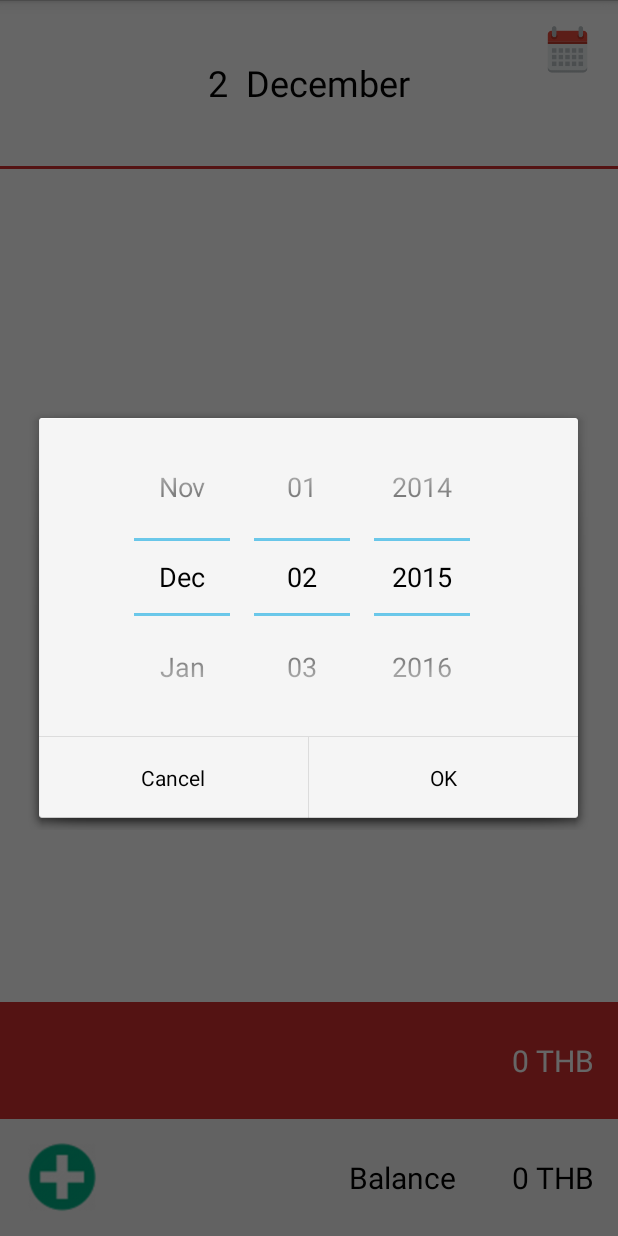
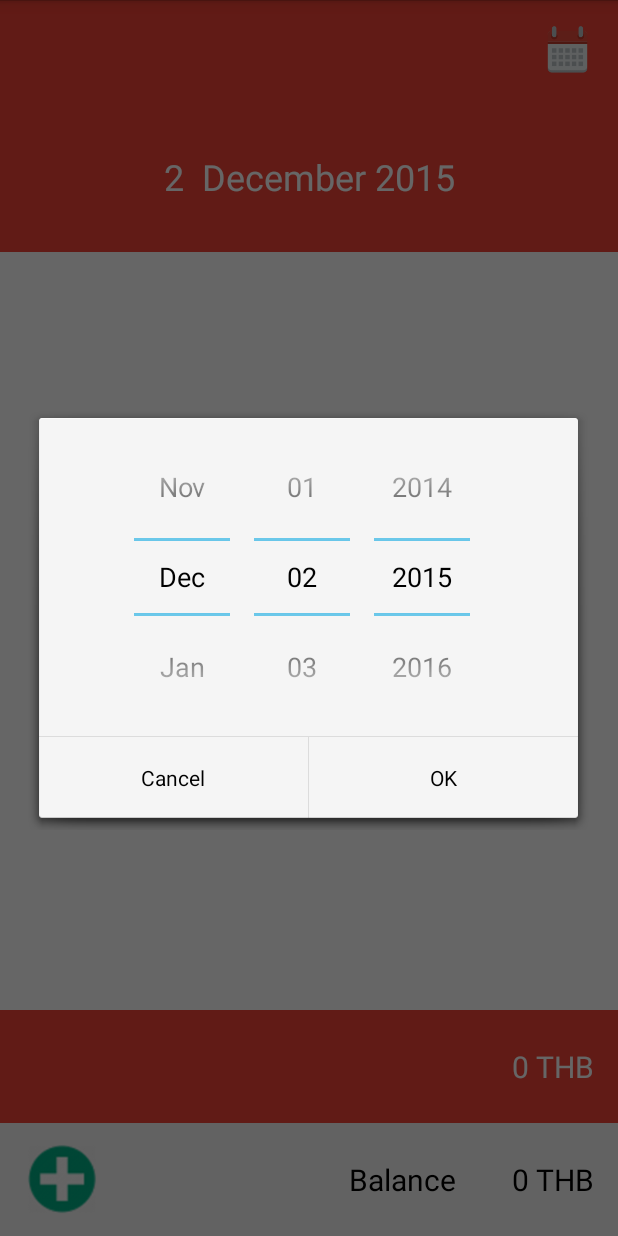
Before and after one commit to farmstyle1/plan-me, an Android app: the screen it shows after launch (MainActivity), after a tap on an icon or button, on a phone screen of 412 x 824 dp. Run offline under Robolectric (Android 15) with nearby library versions, the phone set to English and light mode, and no system bars.

Commit message:
add dialog datepick

```diff
--- a/app/src/main/java/com/pinbook/planme/CallBack.java
+++ /dev/null
@@ -1,10 +0,0 @@
-package com.pinbook.planme;
-
-import android.widget.DatePicker;
-
-/**
- * Created by admin on 1/12/2558.
- */
-public interface CallBack {
-    public void setDate(String date);
-}
--- /dev/null
+++ b/app/src/main/java/com/pinbook/planme/Dialog/DialogFragmentDatePick.java
@@ -0,0 +1,35 @@
+package com.pinbook.planme.Dialog;
+
+import android.app.DatePickerDialog;
+import android.app.DatePickerDialog.OnDateSetListener;
+import android.app.Dialog;
+import android.os.Bundle;
+import android.support.v4.app.DialogFragment;
+
+/**
+ * Created by admin on 2/12/2558.
+ */
+public class DialogFragmentDatePick extends DialogFragment {
+    OnDateSetListener ondateSet;
+    public DialogFragmentDatePick() {
+    }
+
+    public void setCallBack(OnDateSetListener ondate) {
+        ondateSet = ondate;
+    }
+
+    private int year, month, day;
+
+    @Override
+    public void setArguments(Bundle args) {
+        super.setArguments(args);
+        year = args.getInt("year");
+        month = args.getInt("month");
+        day = args.getInt("day");
+    }
+
+    @Override
+    public Dialog onCreateDialog(Bundle savedInstanceState) {
+        return new DatePickerDialog(getActivity(), ondateSet, year, month, day);
+    }
+}
--- a/app/src/main/java/com/pinbook/planme/Fragment/DatePickerFragment.java
+++ /dev/null
@@ -1,47 +0,0 @@
-package com.pinbook.planme.Fragment;
-
-import android.app.DatePickerDialog;
-import android.app.Dialog;
-import android.os.Bundle;
-import android.support.v4.app.DialogFragment;
-import android.support.v4.app.Fragment;
-import android.util.Log;
-import android.widget.DatePicker;
-
-import com.pinbook.planme.CallBack;
-import com.pinbook.planme.MainActivity;
-
-import java.text.SimpleDateFormat;
-import java.util.Calendar;
-
-public class DatePickerFragment extends DialogFragment
-        implements DatePickerDialog.OnDateSetListener {
-
-    private String formattedDate;
-
-    @Override
-    public Dialog onCreateDialog(Bundle savedInstanceState) {
-// Use the current date as the default date in the picker
-        final Calendar c = Calendar.getInstance();
-        int year = c.get(Calendar.YEAR);
-        int month = c.get(Calendar.MONTH);
-        int day = c.get(Calendar.DAY_OF_MONTH);
-// Create a new instance of DatePickerDialog and return it
-        return new DatePickerDialog(getActivity(), this, year, month, day);
-    }
-
-    @Override
-    public void onDateSet(DatePicker view, int year, int month, int day) {
-        Calendar c = Calendar.getInstance();
-        c.set(year, month, day);
-
-        SimpleDateFormat sdf = new SimpleDateFormat("dd MMMM yyyy");
-        formattedDate = sdf.format(c.getTime());
-        setDatePick(new FragmentDay());
-    }
-
-    private void setDatePick(CallBack callBack){
-        callBack.setDate(formattedDate);
-    }
-
-}
--- a/app/src/main/java/com/pinbook/planme/Fragment/FragmentDay.java
+++ b/app/src/main/java/com/pinbook/planme/Fragment/FragmentDay.java
@@ -1,37 +1,36 @@
 package com.pinbook.planme.Fragment;
 
-import android.app.Activity;
-import android.app.DatePickerDialog;
+import android.app.AlertDialog;
+import android.app.Dialog;
+import android.content.DialogInterface;
 import android.content.Intent;
 import android.os.Bundle;
+import android.support.annotation.NonNull;
 import android.support.v4.app.DialogFragment;
 import android.support.v4.app.Fragment;
+import android.support.v4.app.FragmentManager;
+import android.support.v4.app.FragmentTransaction;
 import android.util.Log;
 import android.view.LayoutInflater;
 import android.view.View;
 import android.view.ViewGroup;
-import android.widget.Button;
-import android.widget.DatePicker;
+import android.widget.AdapterView;
 import android.widget.ImageView;
 import android.widget.ListView;
-import android.widget.TextView;
 
 import com.pinbook.planme.Adapter.DayAdapter;
 import com.pinbook.planme.Adapter.ListActivityAdapter;
 import com.pinbook.planme.AddWorkActivity;
 import com.pinbook.planme.AutoResizeTextView;
-import com.pinbook.planme.CallBack;
 import com.pinbook.planme.DB.MyDBHelper;
+import com.pinbook.planme.Dialog.DialogFragmentDeleteActivity;
 import com.pinbook.planme.Model.ListActivityModel;
 import com.pinbook.planme.R;
 
 import java.util.ArrayList;
-import java.util.Calendar;
-
-import javax.security.auth.callback.Callback;
 
 
-public class FragmentDay extends Fragment implements CallBack  {
+public class FragmentDay extends DialogFragment  {
     private MyDBHelper dbHelper;
     private String date, monthName;
     private ArrayList<ListActivityModel> listActivityModel;
@@ -62,12 +61,23 @@ public class FragmentDay extends Fragment implements CallBack  {
         listActivityAdapter = new ListActivityAdapter(getContext(), listActivityModel);
         listViewActivity = (ListView) rootView.findViewById(R.id.listViewActivity);
         listViewActivity.setAdapter(listActivityAdapter);
-
+        listViewActivity.setOnItemLongClickListener(new AdapterView.OnItemLongClickListener() {
+            @Override
+            public boolean onItemLongClick(AdapterView<?> parent, View view, int position, long id) {
+                ListActivityModel ls =  listActivityModel.get(position);
+                FragmentManager fm =getFragmentManager();
+                DialogFragmentDeleteActivity deleteDialog = new DialogFragmentDeleteActivity();
+                deleteDialog.show(fm,"Dialog_delete");
+               // new DialogFragmentDeleteActivity().show(getFragmentManager(), "DialogFragmentDeleteActivity");
+                Log.i("check",ls.getActivity());
+                return true;
+            }
+        });
 
         txtBalance = (AutoResizeTextView)rootView.findViewById(R.id.balance);
         txtTotal = (AutoResizeTextView) rootView.findViewById(R.id.total);
         txtDate = (AutoResizeTextView) rootView.findViewById(R.id.date);
-        txtDate.setText(day+"  "+monthName);
+        txtDate.setText(day + "  " + monthName + " " + year);
 
         addition = (ImageView) rootView.findViewById(R.id.addition);
         addition.setOnClickListener(new View.OnClickListener() {
@@ -79,25 +89,30 @@ public class FragmentDay extends Fragment implements CallBack  {
             }
         });
 
-        monthPicker = (ImageView)rootView.findViewById(R.id.monthPicker);
-        monthPicker.setOnClickListener(new View.OnClickListener() {
-            @Override
-            public void onClick(View v) {
-                DialogFragment picker = new DatePickerFragment();
-                picker.show(getFragmentManager(), "datePicker");
-
-
-            }
-        });
-
-
         return rootView;
     }
 
+    @NonNull
     @Override
-    public void setDate(String date) {
+    public Dialog onCreateDialog(Bundle savedInstanceState) {
+        return new AlertDialog.Builder(getActivity())
+                .setTitle("DELETE")
+                .setMessage(R.string.Delete)
+                .setNegativeButton(android.R.string.cancel, new DialogInterface.OnClickListener() {
+                    @Override
+                    public void onClick(DialogInterface dialog, int which) {
+                        Log.i("check", "Cancel");
+                    }
+                })
+                .setPositiveButton(android.R.string.ok, new DialogInterface.OnClickListener() {
+                    @Override
+                    public void onClick(DialogInterface dialog, int which) {
+                        Log.i("check", "OK");
+                    }
+                })
+                .create();
+    }
 
-    }
 
     @Override
     public void onResume() {
--- a/app/src/main/java/com/pinbook/planme/MainActivity.java
+++ b/app/src/main/java/com/pinbook/planme/MainActivity.java
@@ -1,43 +1,52 @@
 package com.pinbook.planme;
 
 
-import android.app.DatePickerDialog;
-import android.app.Dialog;
-import android.content.Intent;
+import android.app.DatePickerDialog.OnDateSetListener;
+import android.os.Bundle;
 import android.support.v4.app.FragmentActivity;
-import android.os.Bundle;
 import android.support.v4.view.ViewPager;
-import android.util.Log;
 import android.view.View;
 import android.widget.DatePicker;
 import android.widget.ImageView;
-import android.widget.LinearLayout;
 import android.widget.ListView;
-import android.widget.Toast;
 
 import com.pinbook.planme.Adapter.DayAdapter;
-import com.pinbook.planme.Adapter.ListActivityAdapter;
 import com.pinbook.planme.DB.MyDBHelper;
+import com.pinbook.planme.Dialog.DialogFragmentDatePick;
 import com.pinbook.planme.Model.ListActivityModel;
 
-import java.text.DateFormat;
-import java.text.SimpleDateFormat;
 import java.util.ArrayList;
 import java.util.Calendar;
-import java.util.Date;
 import java.util.Locale;
 
 
 public class MainActivity extends FragmentActivity {
+    private final String[] monthArr = {"January", "Febuary", "March", "April", "May", "June", "July", "August", "September", "October", "November", "December"};
     private MyDBHelper dbHelper;
-    public int dayOfMonth, monthMaxDays, month, year;
+    private int dayOfMonth, monthMaxDays, monthNum, year;
     private String monthName;
     private ArrayList<ListActivityModel> listActivityModel;
     private ListView listViewActivity;
     private ViewPager viewPager;
     private DayAdapter adapter;
+    OnDateSetListener ondate = new OnDateSetListener() {
+        @Override
+        public void onDateSet(DatePicker view, int years, int month, int day) {
+
+            monthNum = month;
+            year = years;
+            dayOfMonth = day;
+            monthName = monthArr[monthNum];
 
 
+            adapter = new DayAdapter(getSupportFragmentManager(), monthMaxDays, dayOfMonth, monthName, year, month);
+            viewPager.setAdapter(adapter);
+            viewPager.setCurrentItem(dayOfMonth - 1);
+
+
+        }
+    };
+    private ImageView pickerDate;
 
     @Override
     protected void onCreate(Bundle savedInstanceState) {
@@ -51,17 +60,43 @@ public class MainActivity extends FragmentActivity {
         Calendar c = Calendar.getInstance();
         monthMaxDays = c.getActualMaximum(Calendar.DAY_OF_MONTH);
         dayOfMonth = c.get(Calendar.DAY_OF_MONTH);
-        month = c.get(Calendar.MONTH); // <----- month num
+        monthNum = c.get(Calendar.MONTH); // <----- month num
         year = c.get(Calendar.YEAR);
         monthName = String.format(Locale.ENGLISH, "%tB", c); //<----- month name
+        pickerDate = (ImageView) findViewById(R.id.monthPicker);
+        pickerDate.setOnClickListener(new View.OnClickListener() {
+            @Override
+            public void onClick(View v) {
+                showDatePicker();
+            }
+        });
 
 
-
-        viewPager = (ViewPager)findViewById(R.id.pager);
-        adapter = new DayAdapter(getSupportFragmentManager(),monthMaxDays,dayOfMonth,monthName,year,month);
+        viewPager = (ViewPager) findViewById(R.id.pager);
+        adapter = new DayAdapter(getSupportFragmentManager(), monthMaxDays, dayOfMonth, monthName, year, monthNum);
         viewPager.setAdapter(adapter);
         viewPager.setCurrentItem(dayOfMonth - 1);
 
+
+    }
+
+    private void showDatePicker() {
+        DialogFragmentDatePick date = new DialogFragmentDatePick();
+
+        /**
+         * Set Up Current Date Into dialog
+         */
+        Calendar calender = Calendar.getInstance();
+        Bundle args = new Bundle();
+        args.putInt("year", year);
+        args.putInt("month", monthNum);
+        args.putInt("day", dayOfMonth);
+        date.setArguments(args);
+        /**
+         * Set Call back to capture selected date
+         */
+        date.setCallBack(ondate);
+        date.show(getSupportFragmentManager(), "Date Picker");
     }
 
 
--- a/app/src/main/res/layout/activity_main.xml
+++ b/app/src/main/res/layout/activity_main.xml
@@ -2,11 +2,24 @@
     xmlns:tools="http://schemas.android.com/tools"
     android:layout_width="match_parent"
     android:layout_height="match_parent"
-    android:background="#f2f2f2"
+    android:background="@color/red"
     tools:context="${relativePackage}.${activityClass}">
+
+
+    <ImageView
+        android:layout_gravity="right"
+        android:id="@+id/monthPicker"
+        android:layout_margin="@dimen/activity_vertical_margin"
+        android:layout_width="35dp"
+        android:layout_height="35dp"
+        android:src="@drawable/calendar"
+        android:layout_alignParentRight="true"/>
+
 
     <android.support.v4.view.ViewPager
         android:id="@+id/pager"
+
+        android:layout_below="@+id/monthPicker"
         android:layout_width="match_parent"
         android:layout_height="match_parent"
         >
@@ -25,4 +38,5 @@
             />  -->
 
     </android.support.v4.view.ViewPager>
+
 </RelativeLayout>
--- a/app/src/main/res/layout/fragment_day.xml
+++ b/app/src/main/res/layout/fragment_day.xml
@@ -5,37 +5,28 @@
     android:layout_height="match_parent"
     android:background="#fff">
 
-    <FrameLayout
+    <LinearLayout
         android:id="@+id/topLayout"
         android:layout_width="fill_parent"
         android:layout_height="0dp"
         android:layout_weight="4"
         android:orientation="vertical">
 
-        <ImageView
-            android:layout_gravity="right"
-            android:id="@+id/monthPicker"
-            android:layout_margin="@dimen/activity_vertical_margin"
-            android:layout_width="35dp"
-            android:layout_height="35dp"
-            android:src="@drawable/calendar"/>
+
 
         <com.pinbook.planme.AutoResizeTextView
             android:id="@+id/date"
             android:layout_width="fill_parent"
             android:layout_height="fill_parent"
             android:layout_weight="2"
-            android:text="29 December 2015"
             android:gravity="center"
+            android:background="@color/red"
+            android:textColor="@color/white"
             android:textSize="24sp"
             />
 
-    </FrameLayout>
+    </LinearLayout>
 
-    <View
-        android:layout_width="fill_parent"
-        android:layout_height="2dp"
-        android:background="@color/red"/>
 
 
 
--- a/app/src/main/res/values/colors.xml
+++ b/app/src/main/res/values/colors.xml
@@ -7,7 +7,8 @@
     <color name="black">#000</color>
     <color name="gray">#f6f6f6</color>
     <color name="holoColor">#33b5e5</color>
-    <color name="red">#D32F2F</color>
+    <color name="red">#F44336</color>
+    <color name="red2">#D32F2F</color>
 
 
 
--- a/app/src/main/res/values/strings.xml
+++ b/app/src/main/res/values/strings.xml
@@ -4,4 +4,5 @@
 
     <string name="hello_world">Hello world!</string>
     <string name="action_settings">Settings</string>
+    <string name="Delete">คุณต้องการลบ?</string>
 </resources>
```
Also changed, not shown: app/src/main/java/com/pinbook/planme/Dialog/DialogFragmentDeleteActivity.java (added, +37 -0 lines), app/src/main/ic_launcher-web.png (added), app/src/main/res/mipmap-hdpi/ic_launcher.png, app/src/main/res/mipmap-mdpi/ic_launcher.png, app/src/main/res/mipmap-xhdpi/ic_launcher.png, app/src/main/res/mipmap-xxhdpi/ic_launcher.png, app/src/main/res/mipmap-xxxhdpi/ic_launcher.png, 22 other files.
